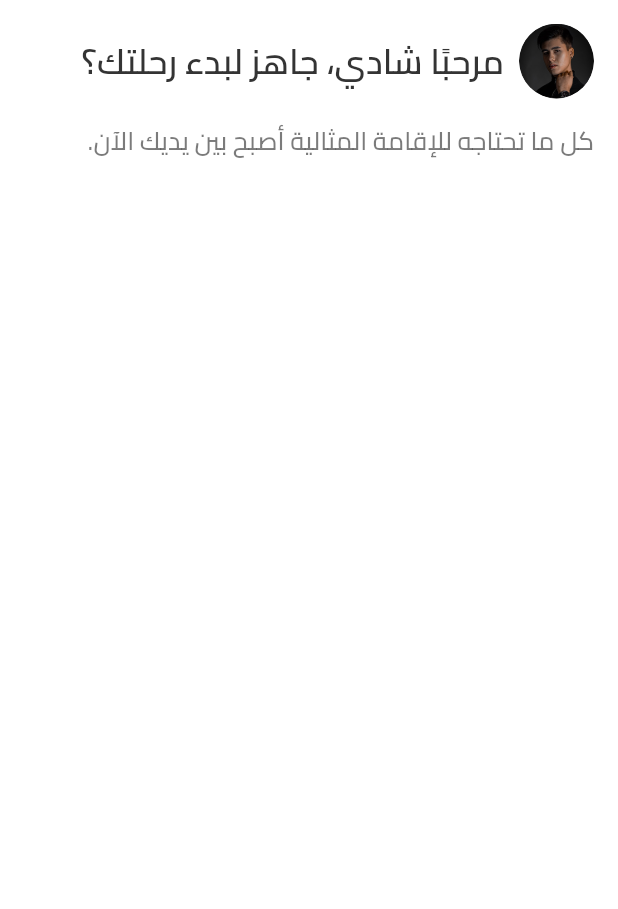
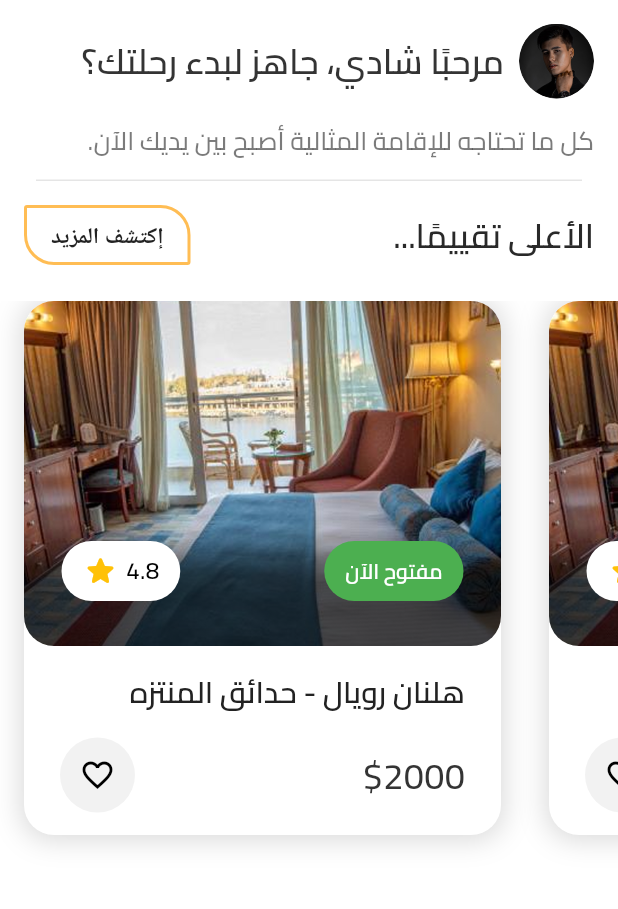
Before and after one commit to AbdElhamidShahin/Hotel-Guide, a Flutter app: the screen it shows after launch, on a phone screen of 412 x 824 dp, the part 125-1034 px from its top. Run offline on Flutter 3.47's test engine with Material 3 defaults, Android fonts, the light colour scheme and no system bars; our stand-ins replace awesome_snackbar_content, bloc, firebase_auth, firebase_core, flutter_bloc, flutter_screenutil and 3 more; accounts and stored records are empty.

Commit message:
-added Appbar HomeScreen -added listview home rating ui

```diff
--- a/lib/core/theme/app_theme.dart
+++ b/lib/core/theme/app_theme.dart
@@ -40,9 +40,22 @@ TextStyle textStyle23SemiBoldBlack = TextStyle(
   fontWeight: FontWeight.w600,
   color: AppColors.black2,
   fontFamily: 'Cairo',
-);TextStyle textStyle17MediumBlack = TextStyle(
+);
+TextStyle textStyle17MediumBlack = TextStyle(
   fontSize: 17,
   fontWeight: FontWeight.w500,
   color: AppColors.black2.withOpacity(0.65),
   fontFamily: 'Cairo',
 );
+TextStyle textStyle14SemiBoldWhite = TextStyle(
+  fontSize: 14,
+  fontWeight: FontWeight.w600,
+  color: AppColors.white,
+  fontFamily: 'Cairo',
+);
+TextStyle textStyle28MediumBlack = TextStyle(
+  fontSize: 24,
+  fontWeight: FontWeight.w500,
+  color: AppColors.black2,
+  fontFamily: 'Cairo',
+);
--- a/lib/core/theme/colors.dart
+++ b/lib/core/theme/colors.dart
@@ -3,6 +3,7 @@ import 'package:flutter/material.dart';
 class AppColors {
   static const Color gray = Color(0xCCDDDDDD);
   static const Color grayLight = Color(0x2BF3F3F3);
+  static const Color grayLight2 = Color(0xFF2F2F2);
   static const Color white = Color(0xFFFFFFFF);
   static const Color blueSoft = Color(0xFFCFDBEC);
 
@@ -15,4 +16,6 @@ class AppColors {
   static const Color brownDark = Color(0xFF181201);
   static const Color black = Color(0xFF000000);
   static const Color black2 = Color(0xFF343434);
+  static const Color black3 = Color(0xFF292929);
+  static const Color black4 = Color(0xFF222222);
 }
--- a/lib/features/home/ui/home_screen.dart
+++ b/lib/features/home/ui/home_screen.dart
@@ -1,7 +1,9 @@
 import 'package:flutter/material.dart';
+import 'package:hotel_guide/core/theme/colors.dart';
 import 'package:hotel_guide/features/home/ui/widget/custom_appBar_home.dart';
+import 'package:hotel_guide/features/home/ui/widget/custom_rating_listview.dart';
 import 'package:hotel_guide/features/home/ui/widget/custom_welcome_header.dart';
-
+import 'package:hotel_guide/features/home/ui/widget/top_rating_widget.dart';
 
 class HomeScreen extends StatelessWidget {
   const HomeScreen({super.key});
@@ -9,16 +11,30 @@ class HomeScreen extends StatelessWidget {
   @override
   Widget build(BuildContext context) {
     return Scaffold(
-        body: SafeArea(
-          child: Column(
-              children: [
+      body: SafeArea(
+        child: Column(
+          children: [
+            CustomAppbarHome(),
+            SizedBox(height: 16),
+            CustomWelcomeHeader(),
+            SizedBox(height: 14),
+            Padding(
+              padding: const EdgeInsets.symmetric(horizontal: 24),
+              child: Divider(
+                height: 1,
+                color: AppColors.black.withOpacity(0.1),
+              ),
+            ),
+            SizedBox(height: 16),
 
+            TopRatingWidget(),
+            SizedBox(height: 24),
+            SizedBox(height: 380, child: CustomRatingListview()),
+            SizedBox(height: 16),
 
-                CustomAppbarHome(),SizedBox(height: 16,),
-                CustomWelcomeHeader(),
-              ]
-          ),
-        )
+          ],
+        ),
+      ),
     );
   }
 }
--- /dev/null
+++ b/lib/features/home/ui/widget/custom_rating_listview.dart
@@ -0,0 +1,19 @@
+import 'package:flutter/material.dart';
+
+import 'custom_rating_listview_item.dart';
+
+class CustomRatingListview extends StatelessWidget {
+  const CustomRatingListview({super.key});
+
+  @override
+  Widget build(BuildContext context) {
+    return ListView.builder(
+      scrollDirection: Axis.horizontal,
+      itemCount: 5,
+
+      itemBuilder: (context, index) {
+        return CustomRatingListviewItem();
+      },
+    );
+  }
+}
--- /dev/null
+++ b/lib/features/home/ui/widget/custom_rating_listview_item.dart
@@ -0,0 +1,154 @@
+import 'package:flutter/material.dart';
+import 'package:hotel_guide/core/theme/colors.dart';
+
+import '../../../../core/theme/app_theme.dart';
+
+class CustomRatingListviewItem extends StatelessWidget {
+  const CustomRatingListviewItem({super.key});
+
+  @override
+  Widget build(BuildContext context) {
+    return SizedBox(
+      width: 350,
+      child: Padding(
+        padding: const EdgeInsets.only(right: 16, left: 16, bottom: 24),
+        child: Container(
+          decoration: BoxDecoration(
+            color: Colors.white,
+            borderRadius: BorderRadius.circular(20),
+            boxShadow: [
+              BoxShadow(
+                color: Colors.black.withOpacity(0.15),
+                spreadRadius: 2,
+                blurRadius: 15,
+                offset: const Offset(0, 1),
+              ),
+            ],
+          ),
+          child: Column(
+            mainAxisSize: MainAxisSize.min,
+            crossAxisAlignment: CrossAxisAlignment.stretch,
+
+            children: [
+              Stack(
+                children: [
+                  Stack(
+                    children: [
+                      ClipRRect(
+                        borderRadius: BorderRadius.circular(20),
+                        child: Image.asset(
+                          "assets/images/test.png",
+                          width: double.infinity,
+                          height: 230,
+                          fit: BoxFit.cover,
+                        ),
+                      ),
+                    ],
+                  )
+,
+                  Positioned(
+                    bottom: 30,
+                    right: 25,
+                    child: Container(
+                      padding: const EdgeInsets.symmetric(
+                        horizontal: 14,
+                        vertical: 10,
+                      ),
+                      decoration: BoxDecoration(
+                        color: Colors.green,
+                        borderRadius: BorderRadius.circular(20),
+                      ),
+                      child: Text(
+                        'مفتوح الآن',
+                        style: textStyle14SemiBoldWhite,
+                        textDirection: TextDirection.rtl,
+                      ),
+                    ),
+                  ),
+                  Positioned(
+                    bottom: 30,
+                    left: 25,
+                    child: Container(
+                      padding: const EdgeInsets.symmetric(
+                        horizontal: 14,
+                        vertical: 8,
+                      ),
+                      decoration: BoxDecoration(
+                        color: Colors.white,
+                        borderRadius: BorderRadius.circular(20),
+                      ),
+                      child: Row(
+                        mainAxisSize: MainAxisSize.min,
+                        children: [
+                          Icon(
+                            Icons.star_rounded,
+                            color: Colors.amber,
+                            size: 24,
+                          ),
+                          SizedBox(width: 5),
+                          Text(
+                            '4.8',
+                            style: textStyle16mediumWhite.copyWith(
+                              color: AppColors.black,
+                            ),
+                          ),
+                        ],
+                      ),
+                    ),
+                  ),
+                ],
+              ),
+              SizedBox(height: 16),
+              Padding(
+                padding: const EdgeInsets.symmetric(horizontal: 24),
+                child: Column(
+                  crossAxisAlignment: CrossAxisAlignment.end,
+                  children: [
+                    Text(
+                      'هلنان رويال - حدائق المنتزه',
+                      style: textStyle22RegularWhite.copyWith(
+                        color: AppColors.black4,
+                        fontWeight: FontWeight.w600,
+                        fontSize: 20,
+                      ),
+                      textDirection: TextDirection.rtl,
+                    ),
+                    const SizedBox(height: 16),
+                    Row(
+                      mainAxisAlignment: MainAxisAlignment.spaceBetween,
+                      children: [
+                        Container(
+                          height: 50,
+                          width: 50,
+                          decoration: BoxDecoration(
+                            shape: BoxShape.circle,
+                            color: Color(0xFFF2F2F2),
+                          ),
+                          child: IconButton(
+                            icon: const Icon(
+                              Icons.favorite_border,
+                              color: Colors.black,
+                            ),
+                            onPressed: () {},
+                            padding: const EdgeInsets.all(8),
+                            constraints: const BoxConstraints(),
+                          ),
+                        ),
+                        Row(
+                          mainAxisSize: MainAxisSize.min,
+                          children: [
+                            Text('\$2000', style: textStyle28MediumBlack),
+                          ],
+                        ),
+                      ],
+                    ),
+                  ],
+                ),
+              ),
+            ],
+          ),
+        ),
+      ),
+    );
+  }
+}
--- /dev/null
+++ b/lib/features/home/ui/widget/top_rating_widget.dart
@@ -0,0 +1,59 @@
+import 'package:flutter/material.dart';
+import 'package:hotel_guide/core/theme/app_theme.dart';
+import 'package:hotel_guide/core/theme/colors.dart';
+
+class TopRatingWidget extends StatelessWidget {
+  const TopRatingWidget({super.key});
+
+  @override
+  Widget build(BuildContext context) {
+    return Padding(
+      padding: const EdgeInsets.symmetric(horizontal: 16.0),
+      child: Row(
+        children: [
+          Container(
+            width: 111,
+            height: 40,
+            decoration: BoxDecoration(
+              color: Colors.transparent,
+              border: Border.all(color: AppColors.yellowSoft, width: 2),
+              borderRadius: const BorderRadius.only(
+                bottomLeft: Radius.circular(20),
+                topRight: Radius.circular(20),
+                topLeft: Radius.circular(2),
+                bottomRight: Radius.circular(2),
+              ),
+            ),
+            child: TextButton(
+              onPressed: () {},
+              child: Padding(
+                padding: const EdgeInsets.all(0.0),
+                child: Text(
+                  "إكتشف المزيد",
+                  textAlign: TextAlign.center,
+                  style: TextStyle(
+                    color: Color(0xFF222222),
+                    fontSize: 15,
+
+                    fontWeight: FontWeight.w600,
+                  ),
+                ),
+              ),
+            ),
+          ),
+
+          Spacer(),
+          Text(
+            "الأعلى تقييمًا...",
+            style: textStyle23SemiBoldBlack.copyWith(
+              color: AppColors.black3,
+
+              fontSize: 22,
+            ),
+            textDirection: TextDirection.rtl,
+          ),
+        ],
+      ),
+    );
+  }
+}
```
Also changed, not shown: assets/images/card-image.png (added), assets/images/test.png (added).
